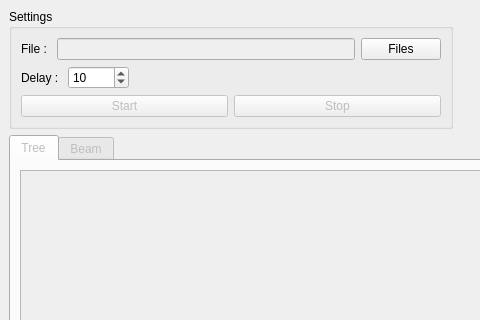
luhumber/krpsim, file src/gui/MainWindow.ui: the form before one commit; both pictures show x 0 to 480 and y 0 to 320 of the 906 by 694 pixel window.
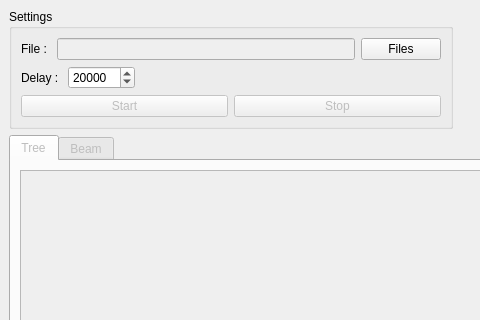
The form after the commit. Custom widgets are drawn as their Qt base class.

```diff
--- a/src/gui/MainWindow.ui
+++ b/src/gui/MainWindow.ui
@@ -69,10 +69,10 @@
            <item>
             <widget class="QSpinBox" name="delaySpinBox">
              <property name="maximum">
-              <number>40000</number>
+              <number>2147483647</number>
              </property>
              <property name="value">
-              <number>10</number>
+              <number>20000</number>
              </property>
             </widget>
            </item>
```
